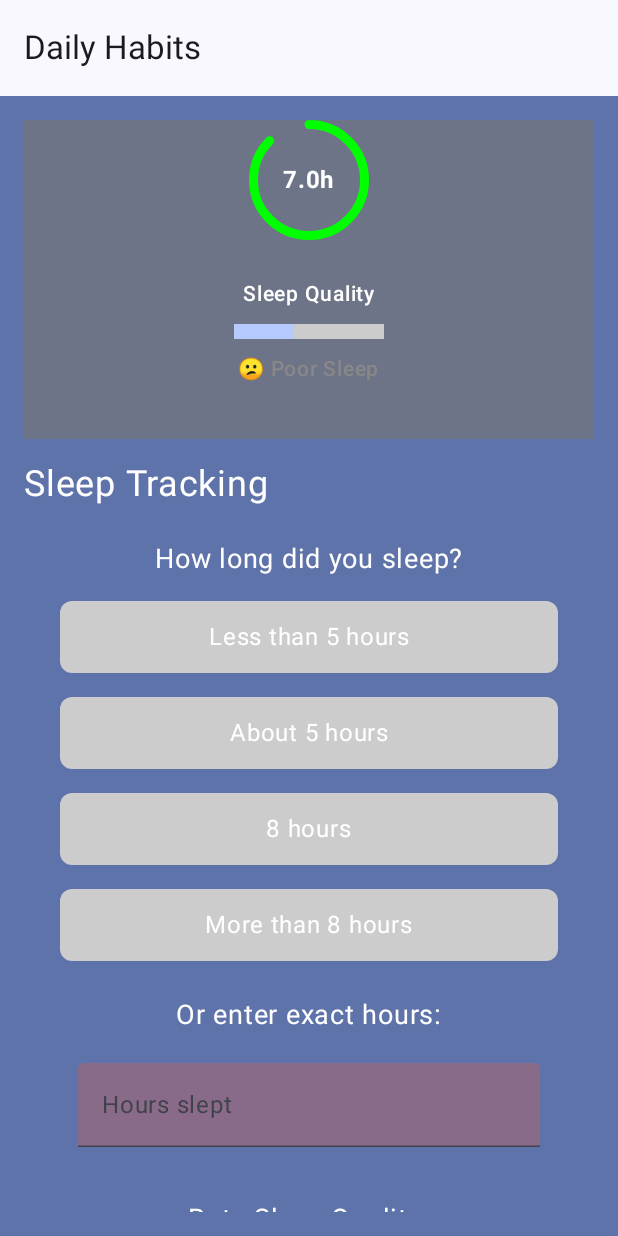
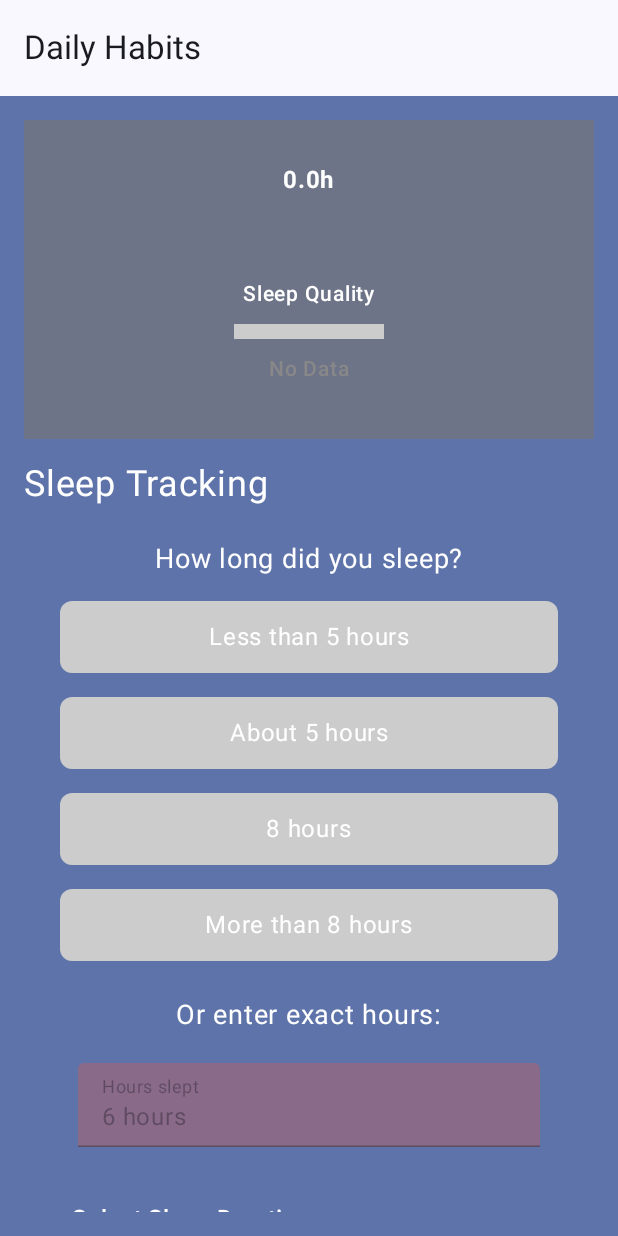
Before and after one commit to minahtoh/HaloCare, an Android app built with Jetpack Compose: the DailyHabitsScreen screen opened through its navigation route, tab 2 chosen, scrolled down 509 dp, on a phone screen of 412 x 824 dp. Run offline under Robolectric (Android 15) with nearby library versions, the phone set to English and light mode, and no system bars; our stand-ins replace Dagger/Hilt's generated code, Firebase (no records; nobody signed in at launch, a user with empty details on screens opened directly), Room's generated code, Shimmer; libraries missing offline, so code that uses them is left out: com.patrykandpatrick.vico; pictures from the network do not load; 13 statements that could not run were skipped.

Commit message:
--Sleep Habit screen implemented

```diff
--- a/app/src/main/java/com/example/halocare/database/HaloCareDatabase.kt
+++ b/app/src/main/java/com/example/halocare/database/HaloCareDatabase.kt
@@ -4,16 +4,18 @@ import androidx.room.Database
 import androidx.room.RoomDatabase
 import com.example.halocare.ui.models.ExerciseData
 import com.example.halocare.ui.models.HaloMoodEntry
+import com.example.halocare.ui.models.SleepData
 import com.example.halocare.ui.models.User
 
 
 @Database(
-    entities = [User::class, HaloMoodEntry::class, ExerciseData::class],
-    version = 3,
+    entities = [User::class, HaloMoodEntry::class, ExerciseData::class, SleepData::class],
+    version = 4,
     exportSchema = false
 )
 abstract class HaloCareDatabase : RoomDatabase() {
     abstract fun userDao() : UserDao
     abstract fun moodEntryDao(): MoodEntryDao
     abstract fun exerciseDao(): ExerciseTrackerDao
+    abstract fun sleepDao(): SleepDao
 }
--- /dev/null
+++ b/app/src/main/java/com/example/halocare/database/SleepDao.kt
@@ -0,0 +1,20 @@
+package com.example.halocare.database
+
+import androidx.room.Dao
+import androidx.room.Insert
+import androidx.room.OnConflictStrategy
+import androidx.room.Query
+import com.example.halocare.ui.models.SleepData
+import kotlinx.coroutines.flow.Flow
+
+@Dao
+interface SleepDao {
+    @Insert(onConflict = OnConflictStrategy.REPLACE)
+    suspend fun insertSleepData(sleepData: SleepData)
+
+    @Query("SELECT * FROM sleep_table ORDER BY sleepId DESC")
+    fun getAllSleepData(): Flow<List<SleepData>>
+
+    @Query("DELETE FROM sleep_table")
+    suspend fun clearAllSleepData()
+}
--- a/app/src/main/java/com/example/halocare/ui/presentation/DailyHabitsScreen.kt
+++ b/app/src/main/java/com/example/halocare/ui/presentation/DailyHabitsScreen.kt
@@ -14,6 +14,7 @@ import android.util.Log
 import android.widget.Toast
 import androidx.activity.compose.rememberLauncherForActivityResult
 import androidx.activity.result.contract.ActivityResultContracts
+import androidx.compose.animation.AnimatedVisibility
 import androidx.compose.animation.core.LinearEasing
 import androidx.compose.animation.core.RepeatMode
 import androidx.compose.animation.core.animateFloat
@@ -21,6 +22,11 @@ import androidx.compose.animation.core.animateFloatAsState
 import androidx.compose.animation.core.infiniteRepeatable
 import androidx.compose.animation.core.rememberInfiniteTransition
 import androidx.compose.animation.core.tween
+import androidx.compose.animation.expandVertically
+import androidx.compose.animation.fadeIn
+import androidx.compose.animation.fadeOut
+import androidx.compose.animation.shrinkVertically
+import androidx.compose.foundation.Image
 import androidx.compose.foundation.background
 import androidx.compose.foundation.clickable
 import androidx.compose.foundation.layout.*
@@ -40,11 +46,13 @@ import androidx.compose.ui.geometry.Offset
 import androidx.compose.ui.geometry.Size
 import androidx.compose.ui.graphics.Brush
 import androidx.compose.ui.graphics.Color
+import androidx.compose.ui.graphics.ColorFilter
 import androidx.compose.ui.graphics.drawscope.Stroke
 import androidx.compose.ui.graphics.drawscope.rotate
 import androidx.compose.ui.platform.LocalContext
 import androidx.compose.ui.res.painterResource
 import androidx.compose.ui.text.font.FontWeight
+import androidx.compose.ui.text.style.TextAlign
 import androidx.compose.ui.tooling.preview.Preview
 import androidx.compose.ui.unit.dp
 import androidx.compose.ui.unit.sp
@@ -55,6 +63,7 @@ import com.example.halocare.R
 import com.example.halocare.services.ExerciseTimerService
 import com.example.halocare.ui.models.ExerciseData
 import com.example.halocare.ui.models.JournalEntryData
+import com.example.halocare.ui.models.SleepData
 import com.example.halocare.ui.presentation.charts.HaloCharts
 import com.example.halocare.ui.presentation.charts.JournalHeatmap
 import com.example.halocare.ui.presentation.charts.ScreenTimePieChart
@@ -67,6 +76,7 @@ import kotlinx.coroutines.launch
 import java.text.SimpleDateFormat
 import java.time.DayOfWeek
 import java.time.LocalDate
+import java.time.format.DateTimeFormatter
 import java.util.Date
 import java.util.Locale
 import java.util.concurrent.TimeUnit
@@ -85,6 +95,9 @@ fun DailyHabitsScreen(
     val exerciseName by mainViewModel.exerciseName.collectAsStateWithLifecycle()
     val timerStatus by mainViewModel.isRunning.collectAsStateWithLifecycle()
     val exerciseDataList by mainViewModel.exerciseDataList.collectAsState()
+    val sleepDataList by mainViewModel.allSleepData.collectAsState()
+    val today = remember { LocalDate.now().format(DateTimeFormatter.ISO_DATE) }
+    val hasLoggedToday = sleepDataList.any { it.dayLogged == today }
 
     LaunchedEffect(Unit){
         mainViewModel.getExerciseDataList()
@@ -129,7 +142,7 @@ fun DailyHabitsScreen(
                     ExerciseTrackerChart(exerciseDataList ?: emptyList())
                 }
                 if(selectedTabIndex == 1){
-                    SleepTrackerChart()
+                    SleepTrackerChart(sleepDataList)
                 }
                 if(selectedTabIndex == 2){
                     JournalHeatmap()
@@ -154,7 +167,11 @@ fun DailyHabitsScreen(
                         exerciseList = exerciseDataList ?: emptyList()
                     )
                 }else if(selectedTabIndex == 1 ){
-                    SleepProgressIndicator(sleepHours = 7f, sleepQuality = 2 )
+                    val lastSleepData = sleepDataList.reversed().getOrNull(0)
+                    SleepProgressIndicator(
+                        sleepHours = lastSleepData?.sleepLength ?: 0f,
+                        sleepQuality = lastSleepData?.sleepQuality ?: 0
+                    )
                 }else if (selectedTabIndex == 2){
                     JournalStreakProgress()
                 }
@@ -186,7 +203,34 @@ fun DailyHabitsScreen(
                     fontSize = 24.sp,
                 )
                 Spacer(modifier = Modifier.height(8.dp))
-                SleepTracker()
+                if(!hasLoggedToday){
+                    SleepTracker(
+                        saveSleepData = {
+                            mainViewModel.logSleepData(it)
+                        }
+                    )
+                }else{
+                    Box(modifier = Modifier.fillMaxWidth(),
+                        contentAlignment = Alignment.Center) {
+                        Column(
+                            horizontalAlignment = Alignment.CenterHorizontally
+                        ) {
+                            Image(
+                                painter = painterResource(id = R.drawable.sleeping_icon_for_dissclaimer),
+                                contentDescription = "sleeping",
+                                modifier = Modifier.size(200.dp),
+                                //colorFilter = ColorFilter.tint(color = Color.Unspecified)
+                            )
+                            Text(
+                                text = "You’ve already logged your sleep for today.",
+                                color = Color.Gray,
+                                fontSize = 16.sp,
+                                textAlign = TextAlign.Center
+                            )
+                        }
+                    }
+                }
+
             }
 
             //Log Journal Progress
@@ -517,14 +561,19 @@ fun getCompletedExerciseDates(
 
 
 
-@Preview()
+//@Preview()
 @OptIn(ExperimentalMaterial3Api::class)
 @Composable
-fun SleepTracker() {
+fun SleepTracker(
+    saveSleepData : (SleepData) -> Unit
+) {
     var selectedSleepOption by remember { mutableStateOf<String?>(null) }
     var manualSleepHours by remember { mutableStateOf(("")) }
-    var sleepQuality by remember  { mutableStateOf<Int?>(2) }
+    var sleepQuality by remember  { mutableStateOf(2) }
     var loggedToday by remember { mutableStateOf(false) }
+    var showSlider by remember { mutableStateOf(true) }
+    var manualSleepSliderValue by remember { mutableStateOf(6f) } // Default 6 hours
+
 
     val sleepOptions = listOf("Less than 5 hours", "About 5 hours", "8 hours", "More than 8 hours")
     val sleepQualityIcons = listOf("😴", "🙂", "😐", "😕", "😢")
@@ -558,16 +607,53 @@ fun SleepTracker() {
 
         Text("Or enter exact hours:", fontSize = 18.sp)
         TextField(
-            value = manualSleepHours,
+            value =  "${manualSleepSliderValue.roundToInt()} hours",
             onValueChange = { manualSleepHours = it },
             label = { Text("Hours slept") },
+            readOnly = true,
+            enabled = false,
             modifier = Modifier
                 .fillMaxWidth()
-                .padding(20.dp),
+                .clickable {
+                    showSlider = !showSlider
+                    Log.d("ONTEXTFIELDCLICK", "SleepTracker: showslider$showSlider")
+                }
+                .padding(20.dp)
+                ,
             colors = TextFieldDefaults.textFieldColors(
                 containerColor = MaterialTheme.colorScheme.tertiaryContainer
             )
         )
+        if (showSlider){
+            selectedSleepOption = null
+            AnimatedVisibility(
+                visible = showSlider,
+                enter = expandVertically(animationSpec = tween(durationMillis = 400)) + fadeIn(),
+                exit = shrinkVertically(animationSpec = tween(durationMillis = 300)) + fadeOut()
+            ) {
+                Column(
+                    modifier = Modifier.padding(16.dp)
+                ) {
+                    Text(
+                        text = "Select Sleep Duration",
+                        style = MaterialTheme.typography.titleMedium
+                    )
+
+                    Slider(
+                        value = manualSleepSliderValue,
+                        onValueChange = { manualSleepSliderValue = it },
+                        valueRange = 0f..24f,
+                        steps = 23, // gives whole hour ticks
+                        modifier = Modifier.fillMaxWidth()
+                    )
+
+                    Text(
+                        text = "Selected: ${String.format("%.1f", manualSleepSliderValue)} hours",
+                        style = MaterialTheme.typography.bodyMedium
+                    )
+                }
+            }
+        }
 
         Spacer(modifier = Modifier.height(16.dp))
 
@@ -595,7 +681,12 @@ fun SleepTracker() {
         Spacer(modifier = Modifier.height(12.dp))
         Button(
             onClick = {
-                loggedToday = true
+                val sleepData = SleepData(
+                    dayLogged = LocalDate.now().format(DateTimeFormatter.ISO_DATE),
+                    sleepQuality = sleepQuality,
+                    sleepLength = getSleepLengthInHours(selectedSleepOption,manualSleepSliderValue,showSlider)
+                )
+                saveSleepData(sleepData)
             },
             enabled = !loggedToday,
             colors = ButtonDefaults.buttonColors(
@@ -606,6 +697,25 @@ fun SleepTracker() {
         }
     }
 }
+
+fun getSleepLengthInHours(
+    selectedOption: String?,
+    sliderInput: Float,
+    isCustomInputUsed: Boolean
+): Float {
+    return if (isCustomInputUsed) {
+        sliderInput
+    } else {
+        when (selectedOption) {
+            "Less than 5 hours" -> 4f
+            "About 5 hours" -> 5f
+            "8 hours" -> 8f
+            "More than 8 hours" -> 9f
+            else -> 0f // fallback
+        }
+    }
+}
+
 
 @Composable
 fun SleepProgressIndicator(sleepHours: Float, sleepQuality: Int) {
--- a/app/src/main/java/com/example/halocare/ui/presentation/charts/SleepTrackerChart.kt
+++ b/app/src/main/java/com/example/halocare/ui/presentation/charts/SleepTrackerChart.kt
@@ -4,8 +4,10 @@ import android.graphics.DashPathEffect
 import android.graphics.Paint
 import android.graphics.RectF
 import androidx.compose.animation.core.Animatable
+import androidx.compose.animation.core.FastOutSlowInEasing
 import androidx.compose.animation.core.Spring
 import androidx.compose.animation.core.spring
+import androidx.compose.animation.core.tween
 import androidx.compose.foundation.background
 import androidx.compose.foundation.layout.Column
 import androidx.compose.foundation.layout.fillMaxWidth
@@ -56,49 +58,42 @@ import com.patrykandpatrick.vico.core.entry.entryModelOf
 import com.patrykandpatrick.vico.core.marker.Marker
 import kotlinx.coroutines.delay
 import kotlinx.coroutines.launch
+import java.time.LocalDate
+import java.time.format.DateTimeFormatter
+import java.time.format.TextStyle
+import java.util.Locale
+import kotlin.math.roundToInt
+import kotlin.math.roundToLong
 
-@Preview
+//@Preview
 @Composable
 fun SleepTrackerChart(
-   // sleepData: List<SleepData>,
+    sleepData: List<SleepData>,
     modifier: Modifier = Modifier
 ) {
-    val sleepData = listOf(
-        SleepData("Mon", 7.5f, 4), // Monday: 7.5 hours, quality 4/5
-        SleepData("Tue", 6.0f, 3), // Tuesday: 6.0 hours, quality 3/5
-        SleepData("Wed", 8.0f, 5), // Wednesday: 8.0 hours, quality 5/5
-        SleepData("Thu", 7.0f, 2), // Thursday: 7.0 hours, quality 2/5
-        SleepData("Fri", 6.5f, 4), // Friday: 6.5 hours, quality 4/5
-        SleepData("Sat", 9.0f, 5), // Saturday: 9.0 hours, quality 5/5
-        SleepData("Sun", 8.5f, 3), // Sunday: 8.5 hours, quality 3/5
-    )
-    // Create an Animatable for each column
-    val animatables = remember {
-        List(sleepData.size) { Animatable(0f) }
+
+    val animatables = remember(sleepData) {
+        sleepData.map { Animatable(0f) }
     }
 
     // Start sequential animation
-    LaunchedEffect(Unit) {
+    LaunchedEffect(sleepData) {
         animatables.forEachIndexed { index, animatable ->
-            // Start each animation after a delay
             launch {
                 delay(index * 200L) // 200ms delay between columns
                 animatable.animateTo(
                     targetValue = 1f,
-                    animationSpec = spring(
-                        dampingRatio = Spring.DampingRatioMediumBouncy,
-                        stiffness = Spring.StiffnessLow
-                    )
+                    animationSpec = tween(durationMillis = 500, easing = FastOutSlowInEasing)
                 )
             }
         }
     }
-
+    // Sleep quality emojis (1-5 scale)
+    val sleepQualityIcons = listOf("😴", "🙂", "😐", "😕", "😢")
 
     val columnValues = sleepData.mapIndexed { index, value ->
         value.sleepLength * animatables[index].value
     }
-
 
     val columnChartData = remember(columnValues) {
         entryModelOf(
@@ -137,7 +132,8 @@ fun SleepTrackerChart(
     }
 
     val sleepQualityFormatter = AxisValueFormatter<AxisPosition.Vertical.End> { value, _ ->
-        "${value.toInt()}%" // Example: Format as "80%" for quality
+        val index = value.toInt().coerceIn(1, 5) - 1 // Sleep quality is 1–5 scale
+        sleepQualityIcons.reversed().getOrElse(index) { "❓" }   // Fallback emoji
     }
 
     Column(
@@ -149,7 +145,7 @@ fun SleepTrackerChart(
             .padding(16.dp)
     ){
         Text(
-            text = "Sleep Tracker Usage Over Time",
+            text = "Sleep Habits Over Time",
             fontSize = 18.sp,
             fontWeight = FontWeight.Bold,
             modifier = Modifier.padding(bottom = 8.dp, start = 15.dp, top = 8.dp)
@@ -166,10 +162,20 @@ fun SleepTrackerChart(
                 valueFormatter = sleepQualityFormatter,
                 maxLabelCount = 5
             ),
+
             bottomAxis = bottomAxis(
                 valueFormatter = { value, _ ->
                     val index = value.toInt().coerceIn(0, sleepData.size - 1)
-                    sleepData.getOrNull(index)?.dayLogged ?: ""
+                    val dayString = sleepData.getOrNull(index)?.dayLogged
+
+                    dayString?.let {
+                        try {
+                            val date = LocalDate.parse(it, DateTimeFormatter.ISO_DATE)
+                            date.dayOfWeek.getDisplayName(TextStyle.SHORT, Locale.getDefault()) // "Mon", "Tue", etc.
+                        } catch (e: Exception) {
+                            "" //unlikely
+                        }
+                    } ?: ""
                 },
                 guideline = null
             ),
@@ -237,14 +243,14 @@ class CustomSleepMarker(private val sleepData: List<SleepData>) : Marker {
         // Draw primary text (sleep duration)
         labelPaint.color = Color.Black.toArgb()
         context.canvas.drawText(
-            "${sleepDuration}h",
+            "Slept for ${sleepDuration.roundToLong()}h",
             x, y - 15f, labelPaint
         )
 
         // Draw emoji for sleep quality
         labelPaint.color = Color.Gray.toArgb()
         context.canvas.drawText(
-            sleepEmoji, // Display emoji instead of number
+            "Felt Like $sleepEmoji",
             x, y + 5f, labelPaint
         )
 
--- a/app/src/main/java/com/example/halocare/viewmodel/MainViewModel.kt
+++ b/app/src/main/java/com/example/halocare/viewmodel/MainViewModel.kt
@@ -11,6 +11,7 @@ import androidx.localbroadcastmanager.content.LocalBroadcastManager
 import com.example.halocare.database.DailyExerciseSummary
 import com.example.halocare.database.ExerciseTrackerDao
 import com.example.halocare.database.MoodEntryDao
+import com.example.halocare.database.SleepDao
 import com.example.halocare.network.NetworkRepository
 import com.example.halocare.network.models.WeatherResponse
 import com.example.halocare.network.models.WeatherResponseHourly
@@ -21,6 +22,7 @@ import com.example.halocare.ui.models.ExerciseData
 import com.example.halocare.ui.models.HaloMoodEntry
 import com.example.halocare.ui.models.Professional
 import com.example.halocare.ui.models.ProfessionalSpecialty
+import com.example.halocare.ui.models.SleepData
 import com.google.firebase.firestore.FirebaseFirestore
 import com.google.firebase.firestore.Query
 import dagger.hilt.android.internal.Contexts.getApplication
@@ -107,12 +109,9 @@ class MainViewModel @Inject constructor(
             initialValue = "" // Start empty, flow will update from repo/DataStore
         )
 
-    val timerStatus: StateFlow<Boolean?> = timerRepository.isTimerRunning
-        .stateIn(
-            scope = viewModelScope,
-            started = SharingStarted.WhileSubscribed(5000),
-            initialValue = false
-        )
+    val allSleepData = mainRepository.getAllSleepData()
+        .stateIn(viewModelScope, SharingStarted.WhileSubscribed(5000), emptyList())
+
 
     init {
         registerReceiver()
@@ -276,12 +275,19 @@ class MainViewModel @Inject constructor(
             timerRepository.clearPersistedState()
         }
     }
+
+    fun logSleepData(sleepData: SleepData){
+        viewModelScope.launch {
+            mainRepository.insertSleep(sleepData)
+        }
+    }
 }
 @Singleton
 class MainRepository @Inject constructor(
     private val firestore: FirebaseFirestore,
     private val moodEntryDao: MoodEntryDao,
-    private val exerciseTrackerDao: ExerciseTrackerDao
+    private val exerciseTrackerDao: ExerciseTrackerDao,
+    private val sleepDao: SleepDao
 ){
     suspend fun bookUserAppointment(userId: String, appointment: Appointment): Result<Boolean>{
         return try {
@@ -368,4 +374,7 @@ class MainRepository @Inject constructor(
         return exerciseTrackerDao.getLast7DailyExercises()
     }
 
+    suspend fun insertSleep(sleepData: SleepData) = sleepDao.insertSleepData(sleepData)
+    fun getAllSleepData(): Flow<List<SleepData>> = sleepDao.getAllSleepData()
+
 }
```
Also changed, not shown: app/src/main/java/com/example/halocare/module/AppModule.kt (+5 -5 lines), app/src/main/java/com/example/halocare/ui/models/SleepData.kt (+6 -1 lines), app/src/main/res/drawable/sleeping_icon_for_disclaimer_.png (added), app/src/main/res/drawable/sleeping_icon_for_dissclaimer.png (added).
